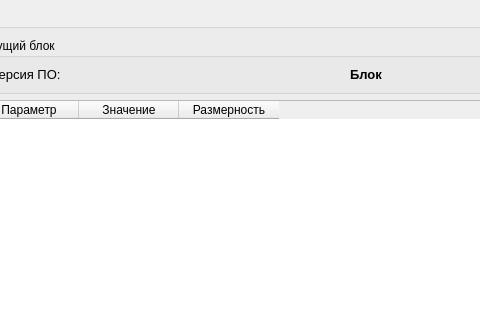
Qt form VMU_monitor_v2.ui (hochu-leto/EVIS) before a commit; both pictures show x 305 to 785 and y 0 to 320 of the 1086 by 870 pixel window.
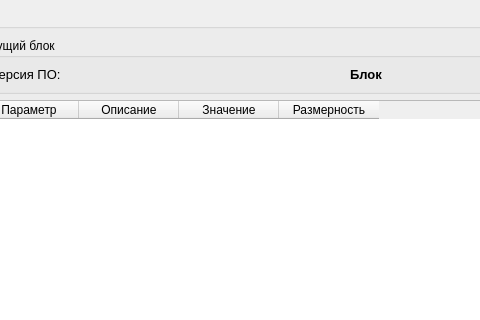
The same form after that commit.

Diff of the .ui file:
```diff
--- a/VMU_monitor_v2.ui
+++ b/VMU_monitor_v2.ui
@@ -211,6 +211,11 @@
            <string>Параметр</string>
           </property>
          </column>
+         <column>
+          <property name="text">
+           <string>Описание</string>
+          </property>
+         </column>
          <column>
           <property name="text">
            <string>Значение</string>
```
